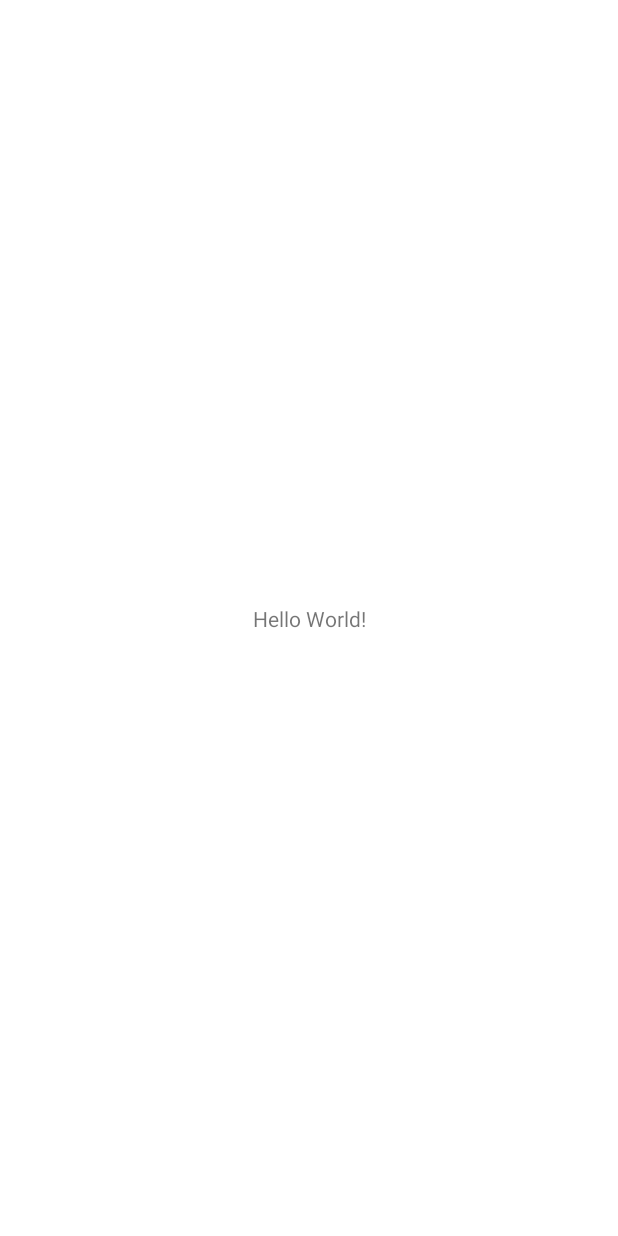
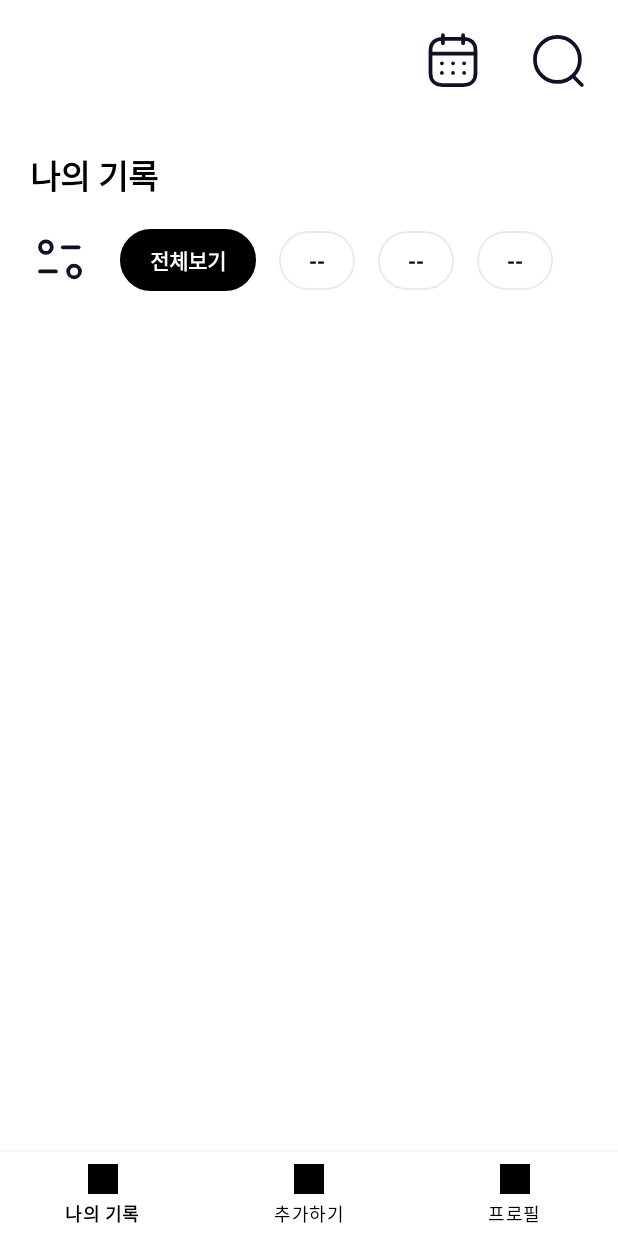
Before and after one commit to joeun-01/SagakSagak, an Android app: the MainActivity screen opened directly, with no data from a screen before it, on a phone screen of 412 x 824 dp. Before the commit the screen is almost empty. Run offline under Robolectric (Android 15) with nearby library versions, the phone set to English and light mode, and no system bars; our stand-ins replace data binding.

Commit message:
home 화면 및 메인 화면 틀 추가

```diff
--- a/app/src/main/java/com/songilcraft/sagak_sagak/MainActivity.kt
+++ b/app/src/main/java/com/songilcraft/sagak_sagak/MainActivity.kt
@@ -3,10 +3,47 @@ package com.songilcraft.sagak_sagak
 import android.os.Bundle
 import com.songilcraft.sagak_sagak.config.BaseActivity
 import com.songilcraft.sagak_sagak.databinding.ActivityMainBinding
+import com.songilcraft.sagak_sagak.screen.home.HomeFragment
 
 
 class MainActivity : BaseActivity<ActivityMainBinding>(R.layout.activity_main) {
     override fun onCreate(savedInstanceState: Bundle?) {
         super.onCreate(savedInstanceState)
+
+        initBottomNavigation()
+    }
+
+    private fun initBottomNavigation(){
+
+        supportFragmentManager.beginTransaction()
+            .replace(R.id.layout_fragment, HomeFragment())
+            .commitAllowingStateLoss()
+
+        binding.mainBnv.setOnItemSelectedListener{ item ->
+            when (item.itemId) {
+
+                R.id.homeFragment -> {  // home 화면 실행
+                    supportFragmentManager.beginTransaction()
+                        .replace(R.id.layout_fragment, HomeFragment())
+                        .commitAllowingStateLoss()
+                    return@setOnItemSelectedListener true
+                }
+
+                R.id.addFragment -> {
+                    supportFragmentManager.beginTransaction()
+                        .replace(R.id.layout_fragment, HomeFragment())
+                        .commitAllowingStateLoss()
+                    return@setOnItemSelectedListener true
+                }
+
+                R.id.profileFragment -> {  // 검색 화면 실행
+                    supportFragmentManager.beginTransaction()
+                        .replace(R.id.layout_fragment, HomeFragment())
+                        .commitAllowingStateLoss()
+                    return@setOnItemSelectedListener true
+                }
+            }
+            false
+        }
     }
 }
--- /dev/null
+++ b/app/src/main/java/com/songilcraft/sagak_sagak/screen/home/HomeFragment.kt
@@ -0,0 +1,22 @@
+package com.songilcraft.sagak_sagak.screen.home
+
+import android.os.Bundle
+import android.view.LayoutInflater
+import android.view.View
+import android.view.ViewGroup
+import com.songilcraft.sagak_sagak.R
+import com.songilcraft.sagak_sagak.config.BaseFragment
+import com.songilcraft.sagak_sagak.databinding.FragmentHomeBinding
+
+class HomeFragment : BaseFragment<FragmentHomeBinding>(FragmentHomeBinding::bind, R.layout.fragment_home) {
+
+    override fun onCreateView(
+        inflater: LayoutInflater,
+        container: ViewGroup?,
+        savedInstanceState: Bundle?
+    ): View? {
+
+        return super.onCreateView(inflater, container, savedInstanceState)
+    }
+
+}
--- a/app/src/main/res/layout/activity_main.xml
+++ b/app/src/main/res/layout/activity_main.xml
@@ -7,16 +7,29 @@
     <androidx.constraintlayout.widget.ConstraintLayout
         android:layout_width="match_parent"
         android:layout_height="match_parent"
+        android:background="@color/white"
         tools:context=".MainActivity">
 
-        <TextView
-            android:layout_width="wrap_content"
-            android:layout_height="wrap_content"
-            android:text="Hello World!"
+        <FrameLayout
+            android:id="@+id/layout_fragment"
+            android:layout_width="match_parent"
+            android:layout_height="0dp"
+            app:layout_constraintTop_toTopOf="parent"/>
+
+        <com.google.android.material.bottomnavigation.BottomNavigationView
+            android:id="@+id/main_bnv"
+            android:layout_width="match_parent"
+            android:layout_height="?attr/actionBarSize"
+            app:itemIconSize="20dp"
+            app:itemIconTint="@color/black"
+            app:itemTextColor="@color/black"
+            app:labelVisibilityMode="labeled"
             app:layout_constraintBottom_toBottomOf="parent"
-            app:layout_constraintLeft_toLeftOf="parent"
-            app:layout_constraintRight_toRightOf="parent"
-            app:layout_constraintTop_toTopOf="parent" />
+            app:layout_constraintEnd_toEndOf="parent"
+            app:layout_constraintStart_toStartOf="parent"
+            app:menu="@menu/bottom_nav_menu"
+            />
+
 
     </androidx.constraintlayout.widget.ConstraintLayout>
 </layout>
--- /dev/null
+++ b/app/src/main/res/layout/fragment_home.xml
@@ -0,0 +1,160 @@
+<?xml version="1.0" encoding="utf-8"?>
+<layout xmlns:tools="http://schemas.android.com/tools"
+    xmlns:android="http://schemas.android.com/apk/res/android"
+    xmlns:app="http://schemas.android.com/apk/res-auto"
+    tools:ignore="HardcodedText" >
+
+    <androidx.constraintlayout.widget.ConstraintLayout
+        android:layout_width="match_parent"
+        android:layout_height="match_parent">
+
+        <androidx.constraintlayout.widget.ConstraintLayout
+            android:id="@+id/home_top_bar"
+            android:layout_width="match_parent"
+            android:layout_height="wrap_content"
+            android:paddingBottom="30dp"
+            android:background="@drawable/shape_bottom_radius_30"
+            app:layout_constraintTop_toTopOf="parent"
+            app:layout_constraintStart_toStartOf="parent"
+            app:layout_constraintEnd_toEndOf="parent">
+
+            <androidx.appcompat.widget.AppCompatImageView
+                android:id="@+id/home_search_iv"
+                android:layout_width="60dp"
+                android:layout_height="60dp"
+                android:src="@drawable/ic_search"
+                android:layout_marginTop="10dp"
+                android:layout_marginEnd="10dp"
+                android:padding="10dp"
+                app:layout_constraintTop_toTopOf="parent"
+                app:layout_constraintEnd_toEndOf="parent"/>
+
+            <androidx.appcompat.widget.AppCompatImageView
+                android:id="@+id/home_calender_iv"
+                android:layout_width="60dp"
+                android:layout_height="60dp"
+                android:src="@drawable/ic_calender"
+                android:layout_marginTop="10dp"
+                android:layout_marginEnd="10dp"
+                android:padding="10dp"
+                app:layout_constraintTop_toTopOf="parent"
+                app:layout_constraintEnd_toStartOf="@id/home_search_iv"/>
+
+            <TextView
+                android:id="@+id/home_title_tv"
+                android:layout_width="wrap_content"
+                android:layout_height="wrap_content"
+                android:text="나의 기록"
+                android:textColor="@color/black"
+                android:textSize="22sp"
+                android:textStyle="bold"
+                android:layout_marginStart="20dp"
+                android:layout_marginTop="30dp"
+                app:layout_constraintTop_toBottomOf="@+id/home_search_iv"
+                app:layout_constraintStart_toStartOf="parent"/>
+
+            <androidx.appcompat.widget.AppCompatImageView
+                android:id="@+id/home_select_category_iv"
+                android:layout_width="40dp"
+                android:layout_height="40dp"
+                android:layout_marginStart="20dp"
+                android:layout_marginTop="20dp"
+                android:src="@drawable/ic_filter"
+                app:layout_constraintTop_toBottomOf="@id/home_title_tv"
+                app:layout_constraintStart_toStartOf="parent"/>
+
+            <HorizontalScrollView
+                android:id="@+id/home_category_hs"
+                android:layout_width="0dp"
+                android:layout_height="wrap_content"
+                android:layout_marginStart="20dp"
+                android:scrollbars="none"
+                app:layout_constraintTop_toTopOf="@+id/home_select_category_iv"
+                app:layout_constraintStart_toEndOf="@id/home_select_category_iv"
+                app:layout_constraintEnd_toEndOf="parent"
+                app:layout_constraintBottom_toBottomOf="@id/home_select_category_iv">
+
+                <LinearLayout
+                    android:id="@+id/home_category_ly"
+                    android:layout_width="wrap_content"
+                    android:layout_height="wrap_content"
+                    android:orientation="horizontal">
+
+                    <TextView
+                        android:id="@+id/home_category_total"
+                        android:layout_width="wrap_content"
+                        android:layout_height="wrap_content"
+                        android:text="전체보기"
+                        android:textColor="@color/white"
+                        android:textStyle="bold"
+                        android:background="@drawable/shape_chip_white"
+                        android:backgroundTint="@color/black"
+                        android:paddingVertical="10dp"
+                        android:paddingHorizontal="20dp"
+                        android:layout_marginEnd="15dp"/>
+
+                    <TextView
+                        android:id="@+id/home_category_first"
+                        android:layout_width="wrap_content"
+                        android:layout_height="wrap_content"
+                        android:text="--"
+                        android:textColor="@color/black"
+                        android:textStyle="bold"
+                        android:background="@drawable/shape_chip_white"
+                        android:paddingVertical="10dp"
+                        android:paddingHorizontal="20dp"
+                        android:layout_marginEnd="15dp"/>
+
+                    <TextView
+                        android:id="@+id/home_category_second"
+                        android:layout_width="wrap_content"
+                        android:layout_height="wrap_content"
+                        android:layout_marginEnd="15dp"
+                        android:background="@drawable/shape_chip_white"
+                        android:paddingHorizontal="20dp"
+                        android:paddingVertical="10dp"
+                        android:text="--"
+                        android:textColor="@color/black"
+                        android:textStyle="bold" />
+
+                    <TextView
+                        android:id="@+id/home_category_third"
+                        android:layout_width="wrap_content"
+                        android:layout_height="wrap_content"
+                        android:text="--"
+                        android:textColor="@color/black"
+                        android:textStyle="bold"
+                        android:background="@drawable/shape_chip_white"
+                        android:paddingVertical="10dp"
+                        android:paddingHorizontal="20dp"
+                        android:layout_marginEnd="15dp"/>
+
+                </LinearLayout>
+
+            </HorizontalScrollView>
+        </androidx.constraintlayout.widget.ConstraintLayout>
+
+        <androidx.constraintlayout.widget.ConstraintLayout
+            android:layout_width="match_parent"
+            android:layout_height="0dp"
+            android:background="#F6F6F6"
+            app:layout_constraintTop_toBottomOf="@id/home_top_bar"
+            app:layout_constraintBottom_toBottomOf="parent"
+            app:layout_constraintStart_toStartOf="parent"
+            app:layout_constraintEnd_toEndOf="parent">
+
+            <androidx.recyclerview.widget.RecyclerView
+                android:id="@+id/home_ticket_rv"
+                android:layout_width="match_parent"
+                android:layout_height="0dp"
+                android:layout_marginVertical="30dp"
+                android:layout_marginHorizontal="20dp"
+                app:layout_constraintTop_toTopOf="parent"
+                app:layout_constraintBottom_toBottomOf="parent"/>
+
+        </androidx.constraintlayout.widget.ConstraintLayout>
+
+    </androidx.constraintlayout.widget.ConstraintLayout>
+
+
+</layout>
--- /dev/null
+++ b/app/src/main/res/menu/bottom_nav_menu.xml
@@ -0,0 +1,23 @@
+<?xml version="1.0" encoding="utf-8"?>
+<menu xmlns:tools="http://schemas.android.com/tools"
+    xmlns:android="http://schemas.android.com/apk/res/android"
+    xmlns:app="http://schemas.android.com/apk/res-auto"
+    tools:ignore="AlwaysShowAction,HardcodedText" >
+    <item
+        android:id="@+id/homeFragment"
+        android:icon="@color/black"
+        app:showAsAction="always"
+        android:enabled="true"
+        android:title="나의 기록"/>
+    <item
+        android:id="@+id/addFragment"
+        android:icon="@color/black"
+        app:showAsAction="always"
+        android:title="추가하기" />
+    <item
+        android:id="@+id/profileFragment"
+        android:icon="@color/black"
+        app:showAsAction="always"
+        android:title="프로필" />
+
+</menu>
```
Also changed, not shown: app/src/main/res/layout/dialog_home_bottom_sheet.xml (added, +43 -0 lines), app/src/main/res/layout/fragment_profile.xml (added, +277 -0 lines).
